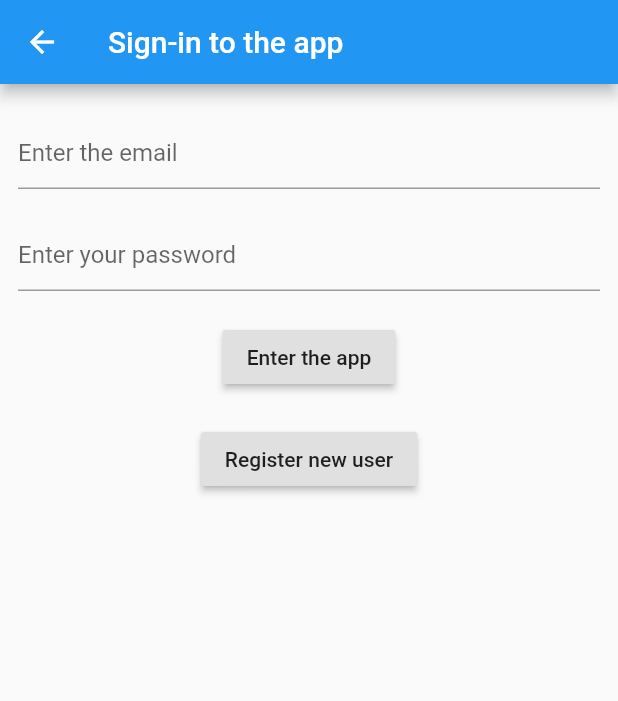
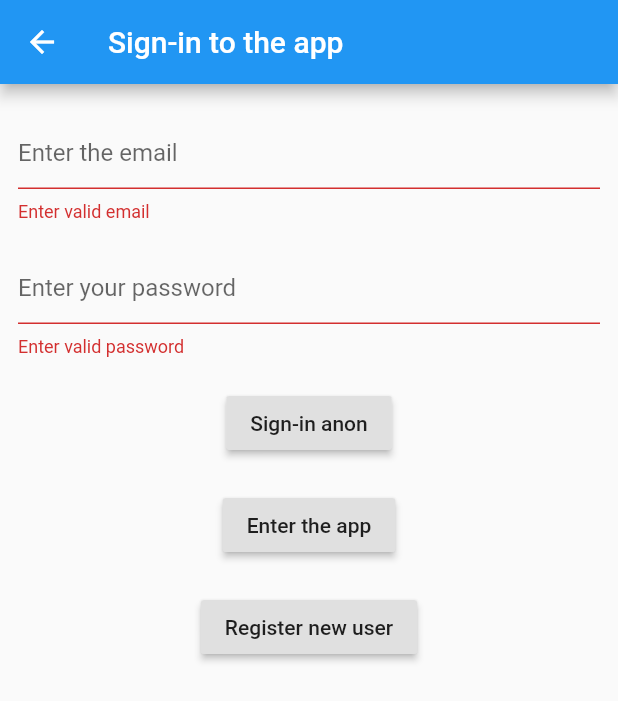
Before and after one commit to guptatushar2000/Spook, a Flutter app: the SignIn screen opened directly, after a tap on "Enter the app", on a phone screen of 412 x 824 dp. Shown: the top 701 px of the screen. Run offline on Flutter 3.47's test engine with Material 2 defaults, Android fonts, the phone set to English and light mode, and no system bars; our stand-ins replace firebase_auth, firebase_core; accounts and stored records are empty; network calls fail.

Commit message:
Sign-in procedure done, database and face-verification processes needs to be completed.

```diff
--- /dev/null
+++ b/lib/models/user.dart
@@ -0,0 +1,21 @@
+class StudentUser {
+
+  List subjects;
+  StudentUser({this.subjects});
+}
+
+class TeacherUser {
+
+  List subjects;
+  TeacherUser({this.subjects});
+}
+
+class AppUser {
+
+  final uid;
+  String name = 'Guest';
+  String roll = '12345678';
+  String email = 'alpha@beta.com';
+  List encode = [0, 0, 0, 0];
+  AppUser({this.uid, this.email, this.name, this.roll, this.encode});
+}
--- a/lib/pages/signin.dart
+++ b/lib/pages/signin.dart
@@ -1,5 +1,7 @@
 import 'package:flutter/material.dart';
+import 'package:spook/models/user.dart';
 import 'package:spook/pages/register.dart';
+import 'package:spook/services/auth.dart';
 
 class SignIn extends StatefulWidget {
   @override
@@ -8,7 +10,11 @@ class SignIn extends StatefulWidget {
 
 class _SignInState extends State<SignIn> {
 
+  final _auth = AuthService();
   final _formKey = GlobalKey<FormState>();
+  AppUser user = AppUser();
+  String _password = '';
+  String error = '';
 
   @override
   Widget build(BuildContext context) {
@@ -26,12 +32,26 @@ class _SignInState extends State<SignIn> {
               children: <Widget>[
                 SizedBox(height: 20.0,),
                 TextFormField(
+                  validator: (val) {
+                    return val.isEmpty || !val.contains('@')? 'Enter valid email': null;
+                  },
+                  onChanged: (val) {
+                    setState(() {
+                      user.email = val;
+                    });
+                  },
                   decoration: InputDecoration(
                     hintText: 'Enter the email',
                   ),
                 ),
                 SizedBox(height: 20.0,),
                 TextFormField(
+                  validator: (val) {
+                    return val.isEmpty || val.length < 6? 'Enter valid password': null;
+                  },
+                  onChanged: (val) {
+                    _password = val;
+                  },
                   obscureText: true,
                   decoration: InputDecoration(
                     hintText: 'Enter your password',
@@ -39,13 +59,44 @@ class _SignInState extends State<SignIn> {
                 ),
                 SizedBox(height: 20.0,),
                 RaisedButton(
+                  child: Text('Sign-in anon'),
+                  onPressed: () async {
+                    dynamic result = await _auth.signInAnon();
+                    if(result == null) {
+                      print('Error signing in');
+                    } else {
+                      print('user signed in:');
+                      print(result);
+                    }
+                  },
+                ),
+                SizedBox(height: 20.0,),
+                RaisedButton(
                   child: Text('Enter the app'),
-                  onPressed: () {},
+                  onPressed: () async {
+                    if(_formKey.currentState.validate()) {
+                      dynamic result = await _auth.signInWithEmailAndPassword(user.email, _password);
+                      if(result == null)  {
+                        setState(() {
+                          error = 'Incorrect credentials';
+                        });
+                      } else {
+                        // fetch subs and classes from database for displaying.
+                      }
+                    }
+                  },
                 ),
                 SizedBox(height: 20.0,),
                 RaisedButton(
                   child: Text('Register new user'),
                   onPressed: () => Navigator.push(context, MaterialPageRoute(builder: (context) => Register())),
+                ),
+                SizedBox(height: 20.0,),
+                Text(
+                  error,
+                  style: TextStyle(
+                    color: Colors.red,
+                  ),
                 ),
               ],
             ),
--- a/pubspec.yaml
+++ b/pubspec.yaml
@@ -23,6 +23,9 @@ environment:
 dependencies:
   flutter:
     sdk: flutter
+  firebase_auth: ^0.20.0+1
+  cloud_firestore: ^0.16.0
+  provider: ^4.3.3
 
 
   # The following adds the Cupertino Icons font to your application.
```
Also changed, not shown: lib/main.dart (+15 -9 lines), lib/pages/home.dart (added, +47 -0 lines), lib/pages/menu.dart (added, +28 -0 lines), lib/pages/register.dart (+75 -13 lines), lib/pages/settings.dart (added, +27 -0 lines), lib/pages/startup.dart (+7 -1 lines), lib/pages/teacher/teacherHome.dart (deleted, +0 -45 lines), lib/services/auth.dart (added, +65 -0 lines), lib/services/optionsBuilder.dart (added, +31 -0 lines), pubspec.lock, 3 other files.
